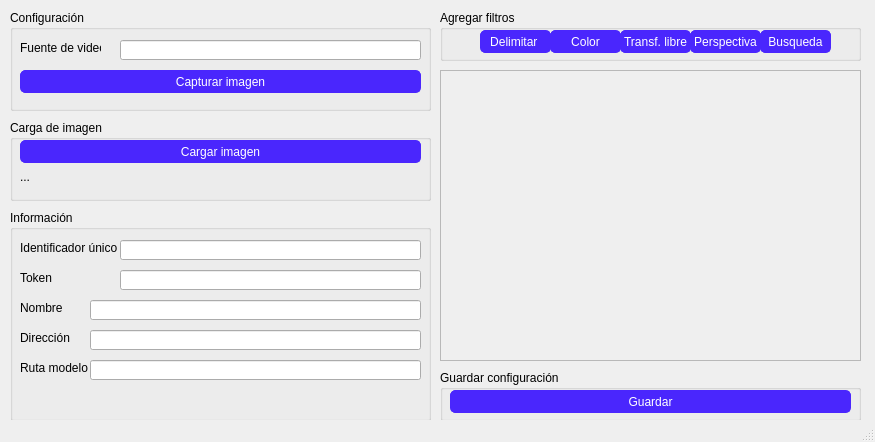
Above: ParkingManager/QTGraphicInterfaces/Editor.ui from esmendozac/Parking_App before the change. Below: the same form after it.
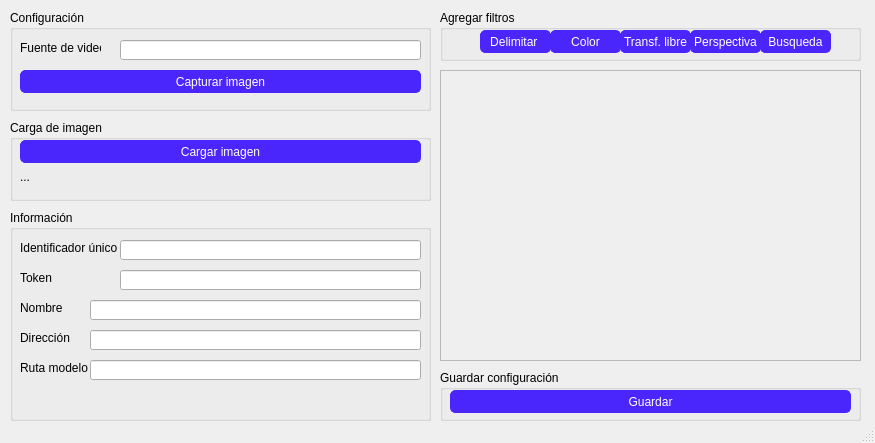
That is the form after the change.

```diff
--- a/ParkingManager/QTGraphicInterfaces/Editor.ui
+++ b/ParkingManager/QTGraphicInterfaces/Editor.ui
@@ -7,7 +7,7 @@
     <x>0</x>
     <y>0</y>
     <width>875</width>
-    <height>442</height>
+    <height>443</height>
    </rect>
   </property>
   <property name="windowTitle">
```
